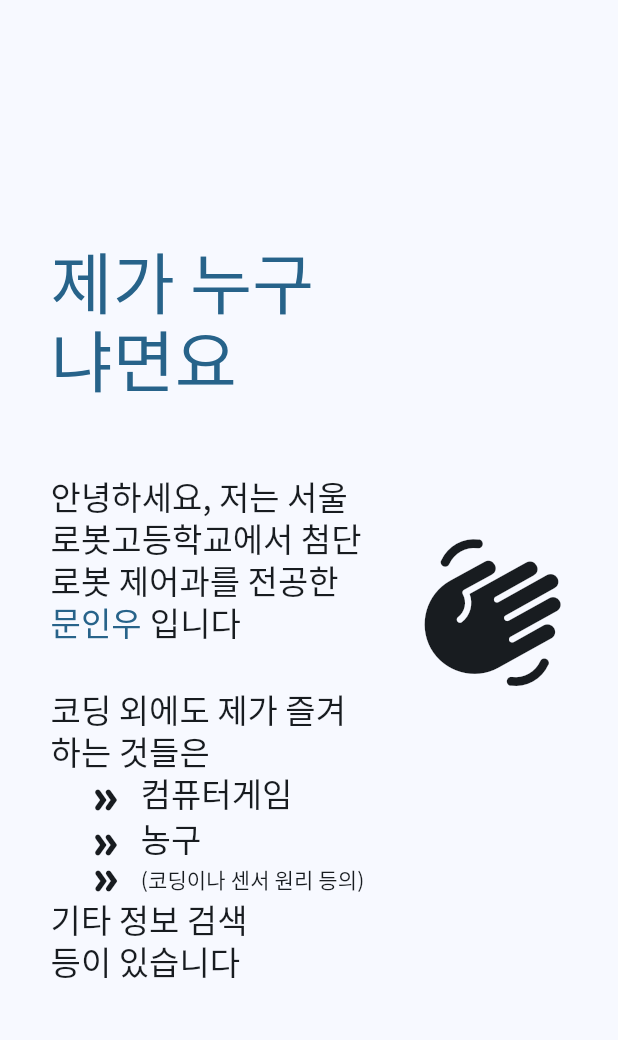
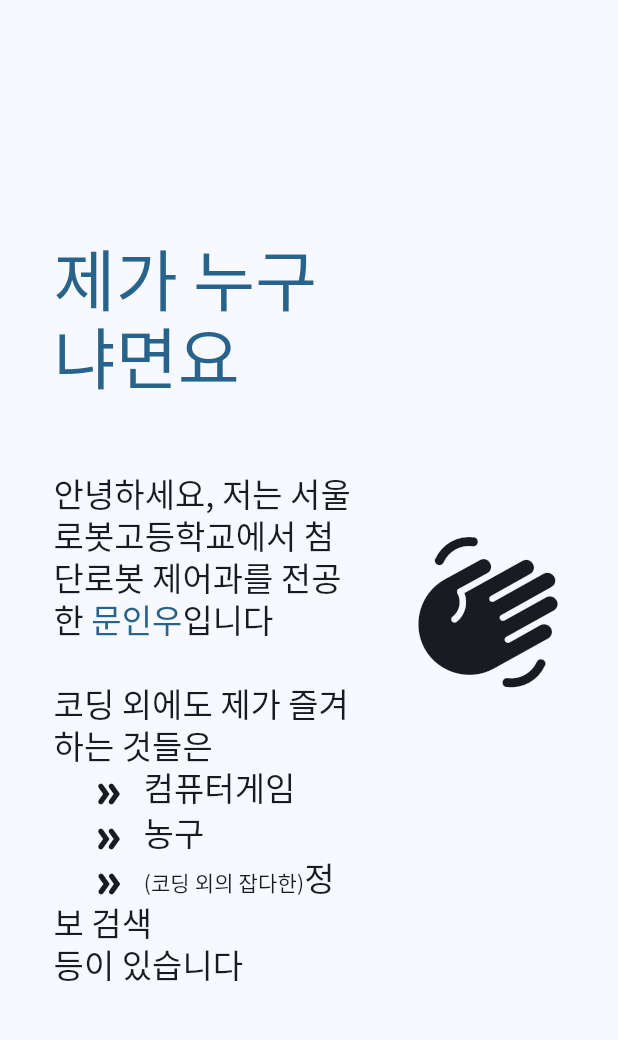
Before and after one commit to modabada/portfolio, a Flutter app: the screen it shows after launch, after a tap on "About", on a phone screen of 412 x 824 dp, the part 120-1160 px from its top. Run offline on Flutter 3.47's test engine with Material 3 defaults, Android fonts, the phone set to English and light mode, and no system bars; our stand-ins replace fluro, flutter_bloc, flutter_svg; missing offline and left inert: korea_regexp.

Commit message:
사소한 문구, 수치 변경

```diff
--- a/lib/Component/About/greeting_banner.dart
+++ b/lib/Component/About/greeting_banner.dart
@@ -18,7 +18,7 @@ class GreetingBanner extends StatelessWidget {
         mainAxisAlignment: MainAxisAlignment.spaceEvenly,
         children: <Widget>[
           SizedBox(
-            width: screenSize.width * 0.52,
+            width: screenSize.width * 0.5,
             child: Text.rich(
               TextSpan(
                 style: textTheme.titleLarge,
@@ -33,7 +33,7 @@ class GreetingBanner extends StatelessWidget {
                     text: '안녕하세요, 저는 서울로봇고등학교에서 첨단로봇 제어과를 전공한 ',
                   ),
                   TextSpan(
-                    text: '문인우 ',
+                    text: '문인우',
                     style: TextStyle(color: colorScheme.primary),
                   ),
                   const TextSpan(text: '입니다\n\n'),
@@ -44,10 +44,10 @@ class GreetingBanner extends StatelessWidget {
                   const TextSpan(text: '농구\n'),
                   arrow(colorScheme.onSurface),
                   TextSpan(
-                    text: '(코딩이나 센서 원리 등의)',
+                    text: '(코딩 외의 잡다한)',
                     style: textTheme.titleSmall,
                   ),
-                  const TextSpan(text: '기타 정보 검색\n'),
+                  const TextSpan(text: '정보 검색\n'),
                   const TextSpan(text: '등이 있습니다'),
                 ],
               ),
@@ -55,7 +55,7 @@ class GreetingBanner extends StatelessWidget {
           ),
           WavingHand(
             color: colorScheme.onSurface,
-            size: screenSize.width * 0.234375,
+            size: screenSize.width * 0.24,
           ),
         ],
       ),
```
